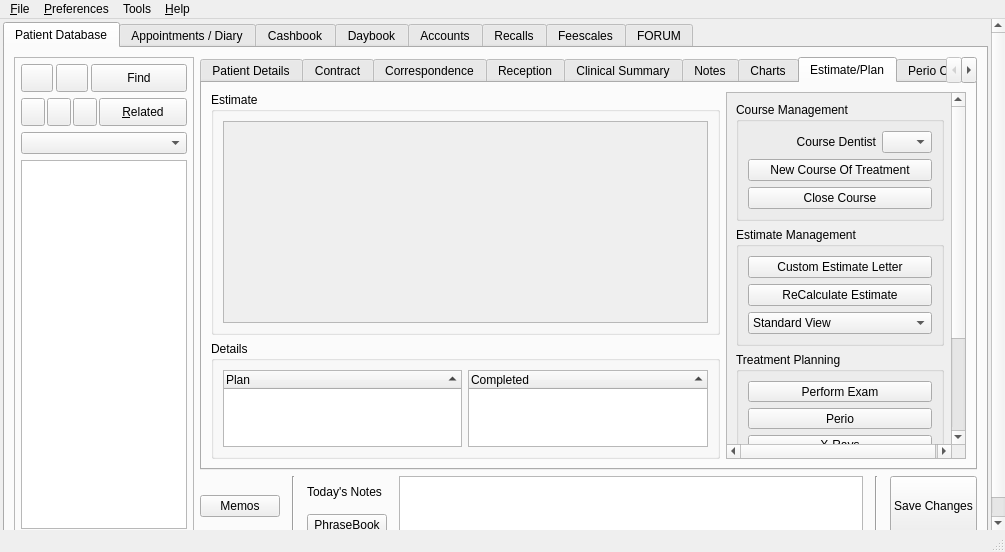
The window that src/openmolar/qt-designer/main.ui (rowinggolfer/openmolar1) describes before a commit, drawn with Qt 5.
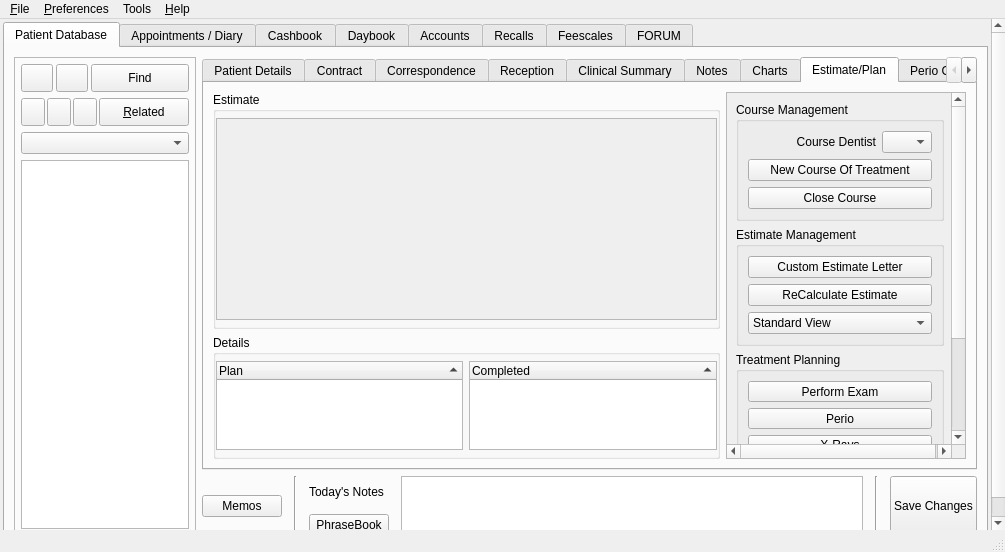
The same window after the commit. The open tabs and pages were chosen to show the change. Icons and pictures are not drawn.

```diff
--- a/src/openmolar/qt-designer/main.ui
+++ b/src/openmolar/qt-designer/main.ui
@@ -2955,6 +2955,18 @@
                       <string>Estimate</string>
                      </property>
                      <layout class="QVBoxLayout" name="verticalLayout_13">
+                      <property name="leftMargin">
+                       <number>0</number>
+                      </property>
+                      <property name="topMargin">
+                       <number>6</number>
+                      </property>
+                      <property name="rightMargin">
+                       <number>0</number>
+                      </property>
+                      <property name="bottomMargin">
+                       <number>6</number>
+                      </property>
                       <item>
                        <widget class="QScrollArea" name="estimate_scrollArea">
                         <property name="minimumSize">
@@ -2971,7 +2983,7 @@
                           <rect>
                            <x>0</x>
                            <y>0</y>
-                           <width>96</width>
+                           <width>499</width>
                            <height>198</height>
                           </rect>
                          </property>
@@ -3281,6 +3293,18 @@
                       <string>Details</string>
                      </property>
                      <layout class="QHBoxLayout" name="horizontalLayout_5">
+                      <property name="leftMargin">
+                       <number>0</number>
+                      </property>
+                      <property name="topMargin">
+                       <number>6</number>
+                      </property>
+                      <property name="rightMargin">
+                       <number>0</number>
+                      </property>
+                      <property name="bottomMargin">
+                       <number>6</number>
+                      </property>
                       <item>
                        <widget class="QTreeWidget" name="plan_treeWidget">
                         <property name="sizePolicy">
```
Left out of the diff: 56 changed lines with no effect on the pictures.
